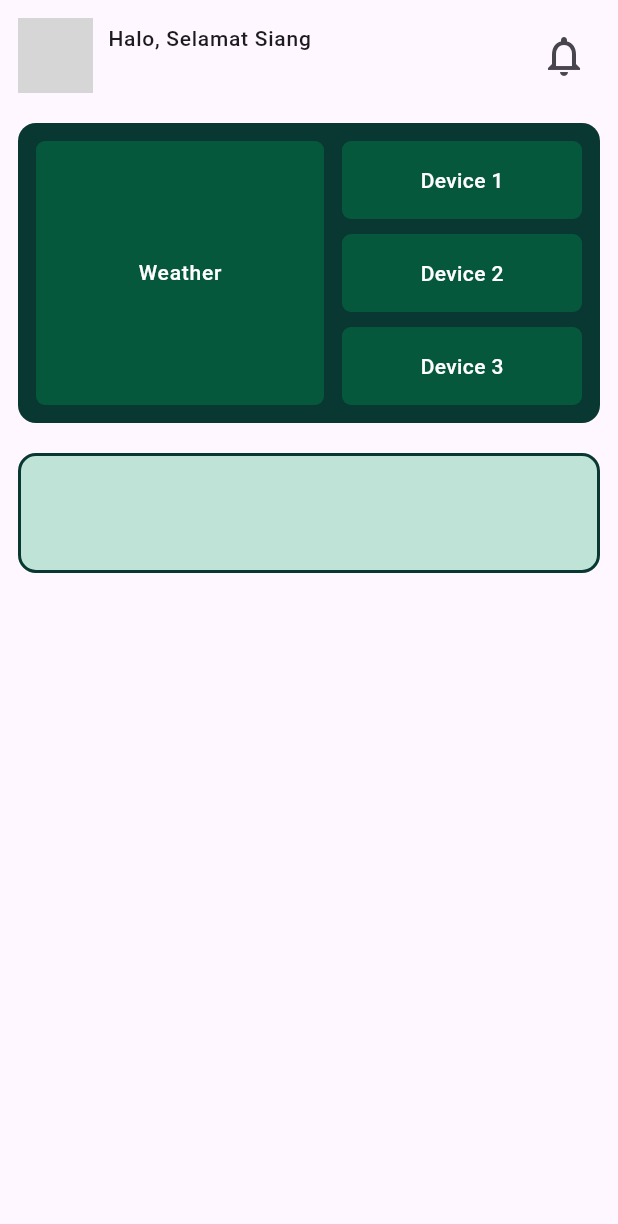
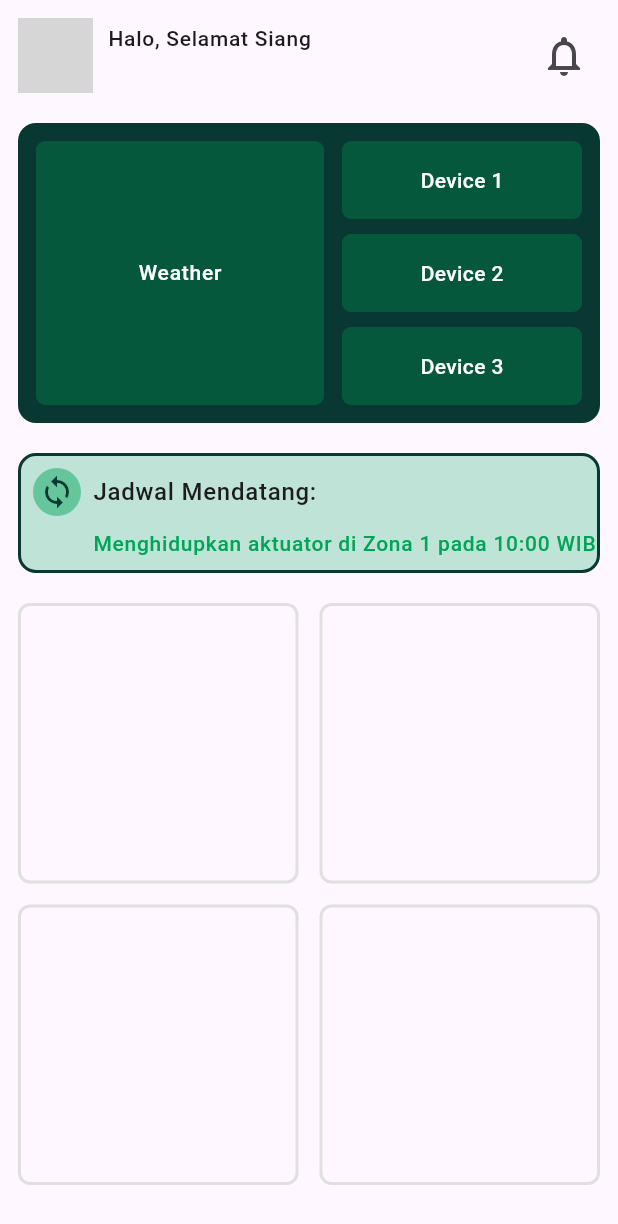
Before and after one commit to Edwin811/duri_care, a Flutter app: the HomeView screen opened by its route, on a phone screen of 412 x 824 dp. Shown: the top 1224 px of the screen. Run offline on Flutter 3.47's test engine with Material 3 defaults, Android fonts, the phone set to English and light mode, and no system bars; our stand-ins replace cloud_firestore, firebase_auth, flutter_svg, get, hive_flutter, lottie and 2 more; accounts and stored records are empty; statements that could not run were skipped; grey boxes are pictures that could not be loaded.

Commit message:
feat: add Zone and SyncButton widgets, update onboarding and home bindings

```diff
--- a/lib/core/resources/resources.dart
+++ b/lib/core/resources/resources.dart
@@ -4,6 +4,7 @@ abstract class AppColor {
   static const white = Colors.white;
   static const greenPrimary = Color(0xFF093731);
   static const greenSecondary = Color(0xFF00A558);
+  static const greenTertiary = Color(0xFFC1FF72);
   static const yellowPrimary = Color(0xFFF3B81E);
   static const lavenderPrimary = Color(0xFF8177EA);
   static const textPrimary = Color(0xFF212121);
--- /dev/null
+++ b/lib/core/utils/widgets/sync_button.dart
@@ -0,0 +1,56 @@
+import 'package:duri_care/core/resources/resources.dart';
+import 'package:flutter/material.dart';
+
+class SyncButton extends StatefulWidget {
+  const SyncButton({super.key});
+
+  @override
+  State<SyncButton> createState() => _SyncButtonState();
+}
+
+class _SyncButtonState extends State<SyncButton>
+    with SingleTickerProviderStateMixin {
+  late AnimationController _controller;
+
+  @override
+  void initState() {
+    super.initState();
+    _controller = AnimationController(
+      vsync: this,
+      duration: const Duration(seconds: 1),
+    );
+  }
+
+  @override
+  void dispose() {
+    _controller.dispose();
+    super.dispose();
+  }
+
+  void _rotate() {
+    _controller.forward(from: 0);
+  }
+
+  @override
+  Widget build(BuildContext context) {
+    return IconButton(
+      onPressed: _rotate,
+      icon: AnimatedBuilder(
+        animation: _controller,
+        builder: (context, child) {
+          return Transform.rotate(
+            angle: -_controller.value * 2 * 3.14,
+            child: const Icon(Icons.sync),
+          );
+        },
+      ),
+      style: IconButton.styleFrom(
+        backgroundColor: AppColor.greenSecondary.withAlpha(120),
+        foregroundColor: AppColor.greenPrimary,
+        padding: EdgeInsets.all(4),
+        shape: const CircleBorder(),
+        minimumSize: const Size(20, 20),
+      ),
+    );
+  }
+}
--- /dev/null
+++ b/lib/core/utils/widgets/zone.dart
@@ -0,0 +1,28 @@
+import 'package:duri_care/core/resources/resources.dart';
+import 'package:flutter/material.dart';
+
+class Zone extends StatefulWidget {
+  const Zone({super.key});
+
+  @override
+  State<Zone> createState() => _ZoneState();
+}
+
+class _ZoneState extends State<Zone> {
+  @override
+  Widget build(BuildContext context) {
+    return Container(
+      width: 160,
+      height: 160,
+      decoration: BoxDecoration(
+        // color: AppColor.greenPrimary,
+        color: Colors.transparent,
+        borderRadius: BorderRadius.circular(8),
+        border: Border.all(
+          color: Colors.grey.shade300,
+          width: 2,
+        ),
+      ),
+    );
+  }
+}
--- a/lib/features/home/home_binding.dart
+++ b/lib/features/home/home_binding.dart
@@ -1,10 +1,11 @@
+import 'package:duri_care/features/login/login_controller.dart';
 import 'package:get/get.dart';
 import 'home_controller.dart';
 
 class HomeBinding implements Bindings {
   @override
   void dependencies() {
-    // Get.lazyPut<HomeController>(() => HomeController());
+    Get.lazyPut<LoginController>(() => LoginController());
     Get.put(HomeController(), permanent: true);
   }
 }
--- a/lib/features/home/home_view.dart
+++ b/lib/features/home/home_view.dart
@@ -1,4 +1,7 @@
 import 'package:duri_care/core/resources/resources.dart';
+import 'package:duri_care/core/utils/widgets/sync_button.dart';
+import 'package:duri_care/core/utils/widgets/zone.dart';
+import 'package:flutter/services.dart';
 import 'home_controller.dart';
 import 'package:flutter/material.dart';
 import 'package:get/get.dart';
@@ -9,12 +12,15 @@ class HomeView extends GetView<HomeController> {
 
   @override
   Widget build(BuildContext context) {
+    SystemChrome.setSystemUIOverlayStyle(SystemUiOverlayStyle.dark);
     return Scaffold(
       body: Center(
         child: SafeArea(
           child: Padding(
             padding: const EdgeInsets.all(12),
-            child: Column(
+            child: ListView(
+              children: [
+                Column(
                   children: [
                     Row(
                       mainAxisAlignment: MainAxisAlignment.spaceBetween,
@@ -63,7 +69,10 @@ class HomeView extends GetView<HomeController> {
                         ),
                         IconButton(
                           onPressed: () {},
-                      icon: Icon(Icons.notifications_none_outlined, size: 32),
+                          icon: Icon(
+                            Icons.notifications_none_outlined,
+                            size: 32,
+                          ),
                         ),
                       ],
                     ),
@@ -116,6 +125,7 @@ class HomeView extends GetView<HomeController> {
                         ],
                       ),
                     ),
+                    // info section
                     const SizedBox(height: 20),
                     Container(
                       height: 80,
@@ -128,7 +138,59 @@ class HomeView extends GetView<HomeController> {
                           width: 2,
                         ),
                       ),
-                )
+                      child: Column(
+                        crossAxisAlignment: CrossAxisAlignment.start,
+                        children: [
+                          Row(
+                            children: [
+                              SyncButton(),
+                              Text(
+                                'Jadwal Mendatang: ',
+                                style: Theme.of(
+                                  context,
+                                ).textTheme.bodyLarge?.copyWith(
+                                  fontSize: 16,
+                                  fontWeight: FontWeight.w500,
+                                ),
+                              ),
+                            ],
+                          ),
+                          Padding(
+                            padding: const EdgeInsets.only(left: 48),
+                            child: Text(
+                              'Menghidupkan aktuator di Zona 1 pada 10:00 WIB',
+                              style: Theme.of(
+                                context,
+                              ).textTheme.bodyLarge?.copyWith(
+                                fontSize: 14,
+                                fontWeight: FontWeight.w500,
+                                color: AppColor.greenSecondary,
+                              ),
+                            ),
+                          ),
+                        ],
+                      ),
+                    ),
+                    const SizedBox(height: 20),
+                    // zone section
+                    SizedBox(
+                      height: 400,
+                      child: GridView.builder(
+                        gridDelegate:
+                            const SliverGridDelegateWithFixedCrossAxisCount(
+                              crossAxisCount: 2,
+                              crossAxisSpacing: 14,
+                              mainAxisSpacing: 14,
+                              // childAspectRatio: 1.5,
+                            ),
+                        itemCount: 4,
+                        itemBuilder: (context, index) {
+                          return const Zone();
+                        },
+                      ),
+                    ),
+                  ],
+                ),
               ],
             ),
           ),
--- a/lib/features/onboarding/onboarding_controller.dart
+++ b/lib/features/onboarding/onboarding_controller.dart
@@ -1,19 +1,13 @@
+import 'package:duri_care/features/auth/auth_controller.dart';
 import 'package:duri_care/models/onboarding/data.dart';
 import 'package:get/get.dart';
 import 'package:flutter/widgets.dart';
-import 'package:shared_preferences/shared_preferences.dart';
 
 class OnboardingController extends GetxController {
   final PageController pageController = PageController();
+  final AuthController authController = Get.find<AuthController>();
   final RxInt currentPage = 0.obs;
   final RxDouble percentage = 0.25.obs;
-  SharedPreferences? prefs;
-
-  @override
-  void onInit()  async {
-    super.onInit();
-    prefs = await SharedPreferences.getInstance();
-  }
 
   void nextPage() {
     if (currentPage.value < contentsList.length - 1) {
@@ -32,7 +26,7 @@ class OnboardingController extends GetxController {
   }
 
   void completeOnboarding() async {
-    await prefs!.setBool('firstLaunch', false);
+    await authController.completeOnboarding();
     Get.offNamed('/login');
   }
 
```
Lines whose indentation alone changed are shown as unchanged.
